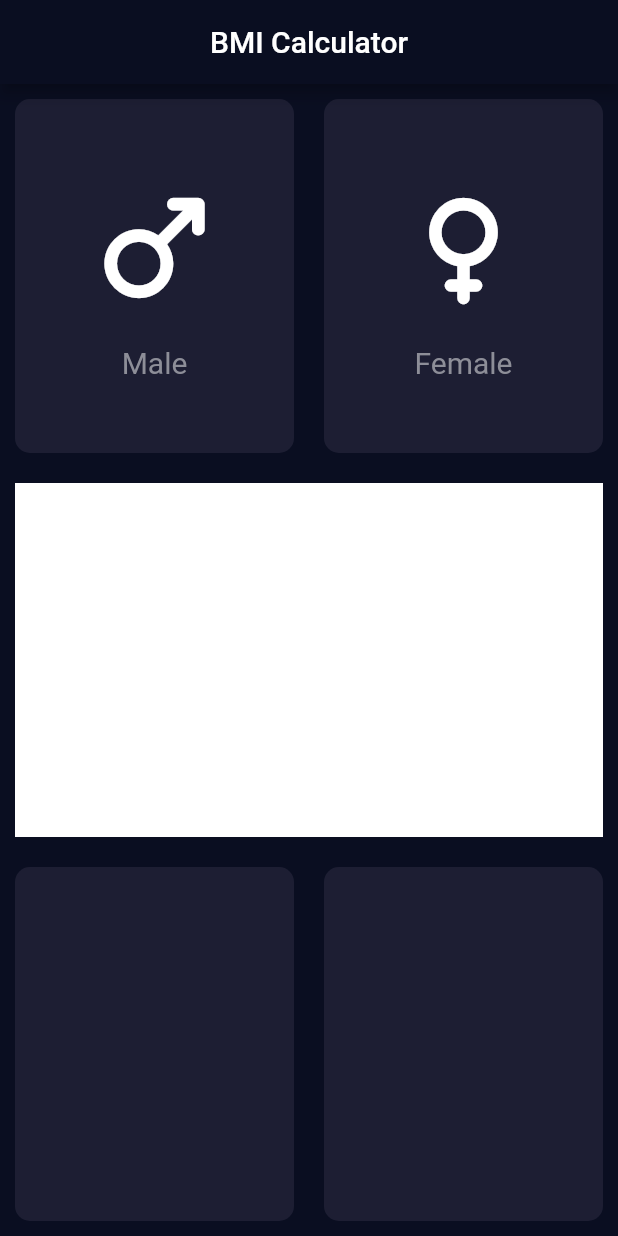
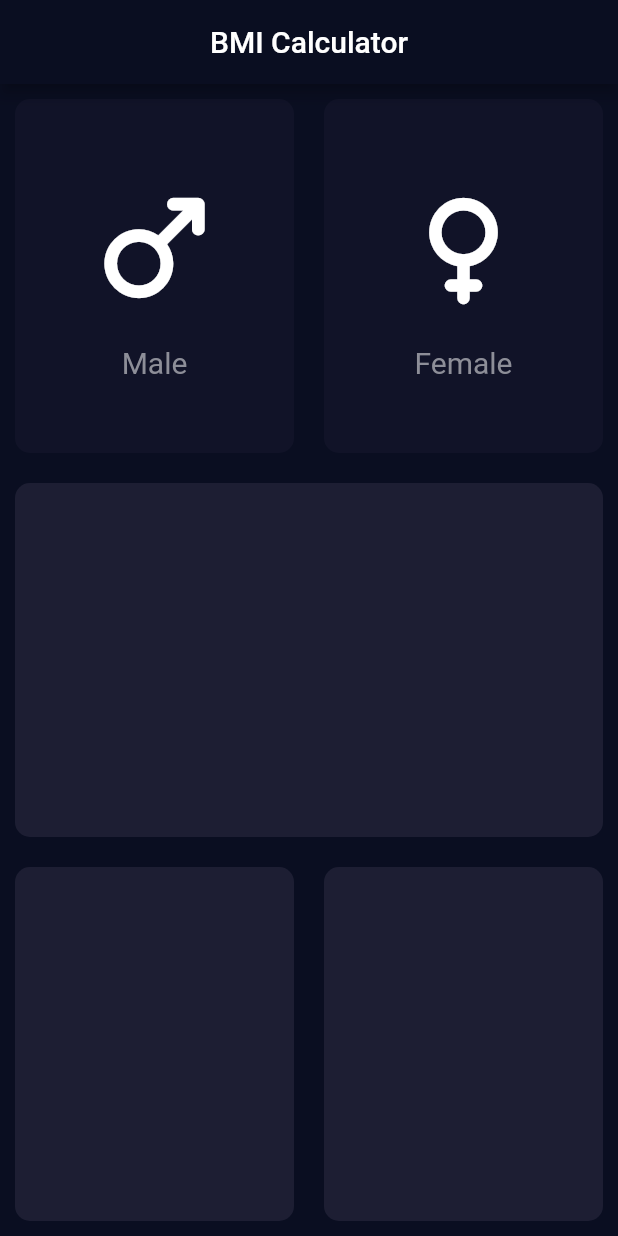
Before and after one commit to eliotfgn/bmi-calculator, a Flutter app: the screen it shows after launch, on a phone screen of 412 x 824 dp. Run offline on Flutter 3.47's test engine with Material 2 defaults, Android fonts, the phone set to English and light mode, and no system bars.

Commit message:
make gender selection dynamic

```diff
--- a/lib/main.dart
+++ b/lib/main.dart
@@ -2,6 +2,8 @@ import 'package:flutter/material.dart';
 
 const Color activeCard = Color(0xff1d1e33);
 const Color inactiveCard = Color(0xff111328);
+
+enum Gender { male, female }
 
 void main() {
   runApp(const BMICalculator());
@@ -59,23 +61,30 @@ class BMICalculator extends StatelessWidget {
 }
 
 class InputPage extends StatefulWidget {
-  const InputPage({Key? key}) : super(key: key);
-
   @override
   State<InputPage> createState() => _InputPageState();
 }
 
 class _InputPageState extends State<InputPage> {
+  Gender? selectedGender;
+
   @override
   Widget build(BuildContext context) {
     return Column(
       children: [
         Expanded(
           child: Row(
-            children: const [
+            children: [
               Expanded(
                 child: InputCard(
-                  child: IconContainer(
+                  onPressed: () {
+                    setState(() {
+                      selectedGender = Gender.male;
+                    });
+                  },
+                  color:
+                      selectedGender == Gender.male ? activeCard : inactiveCard,
+                  child: const IconContainer(
                     icon: Icons.male_rounded,
                     label: "Male",
                   ),
@@ -83,7 +92,15 @@ class _InputPageState extends State<InputPage> {
               ),
               Expanded(
                 child: InputCard(
-                  child: IconContainer(
+                  onPressed: () {
+                    setState(() {
+                      selectedGender = Gender.female;
+                    });
+                  },
+                  color: selectedGender == Gender.female
+                      ? activeCard
+                      : inactiveCard,
+                  child: const IconContainer(
                     icon: Icons.female_rounded,
                     label: "Female",
                   ),
@@ -94,11 +111,7 @@ class _InputPageState extends State<InputPage> {
         ),
         Expanded(
           child: InputCard(
-            child: Container(
-              color: Colors.white,
-              height: 20,
-              width: double.infinity,
-            ),
+            child: Container(),
           ),
         ),
         Expanded(
@@ -120,25 +133,30 @@ class _InputPageState extends State<InputPage> {
   }
 }
 
-class InputCard extends StatefulWidget {
+class InputCard extends StatelessWidget {
   final Widget child;
+  final Color? color;
+  final void Function()? onPressed;
 
-  const InputCard({Key? key, required this.child}) : super(key: key);
+  const InputCard({
+    Key? key,
+    required this.child,
+    this.color = activeCard,
+    this.onPressed,
+  }) : super(key: key);
 
   @override
-  State<InputCard> createState() => _InputCardState();
-}
-
-class _InputCardState extends State<InputCard> {
-  @override
   Widget build(BuildContext context) {
-    return Container(
-      margin: const EdgeInsets.all(10),
-      decoration: BoxDecoration(
-        color: const Color(0xff1d1e33),
-        borderRadius: BorderRadius.circular(10),
+    return GestureDetector(
+      onTap: onPressed,
+      child: Container(
+        margin: const EdgeInsets.all(10),
+        decoration: BoxDecoration(
+          color: color,
+          borderRadius: BorderRadius.circular(10),
+        ),
+        child: child,
       ),
-      child: widget.child,
     );
   }
 }
@@ -147,8 +165,11 @@ class IconContainer extends StatelessWidget {
   final IconData icon;
   final String label;
 
-  const IconContainer({Key? key, required this.icon, required this.label})
-      : super(key: key);
+  const IconContainer({
+    Key? key,
+    required this.icon,
+    required this.label,
+  }) : super(key: key);
 
   @override
   Widget build(BuildContext context) {
```
